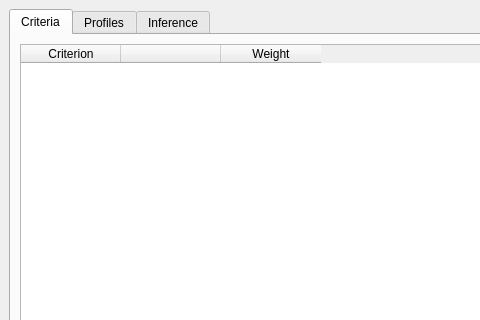
Old version of the form etrimain.ui in the repository oso/qgis-etri; both pictures show x 0 to 480 and y 0 to 320 of the 800 by 606 pixel window.
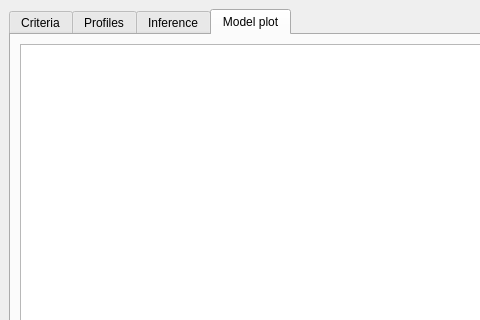
New version of the form. The open tabs and pages were chosen to show the change. Icons and pictures are not drawn.

Commit message: [UI] Add pre-support for plotting the model profiles

What changed in the file:
```diff
--- a/etrimain.ui
+++ b/etrimain.ui
@@ -43,7 +43,7 @@
            <number>0</number>
           </property>
           <attribute name="horizontalHeaderVisible">
-           <bool>true</bool>
+           <bool>false</bool>
           </attribute>
           <attribute name="horizontalHeaderDefaultSectionSize">
            <number>100</number>
@@ -246,6 +246,26 @@
         </item>
        </layout>
       </widget>
+      <widget class="QWidget" name="tab_plot">
+       <attribute name="title">
+        <string>Model plot</string>
+       </attribute>
+       <layout class="QGridLayout" name="gridLayout_10">
+        <item row="0" column="0">
+         <widget class="QGraphicsView" name="graph_plot">
+          <property name="verticalScrollBarPolicy">
+           <enum>Qt::ScrollBarAlwaysOff</enum>
+          </property>
+          <property name="horizontalScrollBarPolicy">
+           <enum>Qt::ScrollBarAlwaysOff</enum>
+          </property>
+          <property name="alignment">
+           <set>Qt::AlignBottom|Qt::AlignLeading|Qt::AlignLeft</set>
+          </property>
+         </widget>
+        </item>
+       </layout>
+      </widget>
      </widget>
     </item>
     <item row="0" column="1">
```
Left out of the diff: 2 changed lines with no effect on the pictures. The commit also changes 3 other files.
